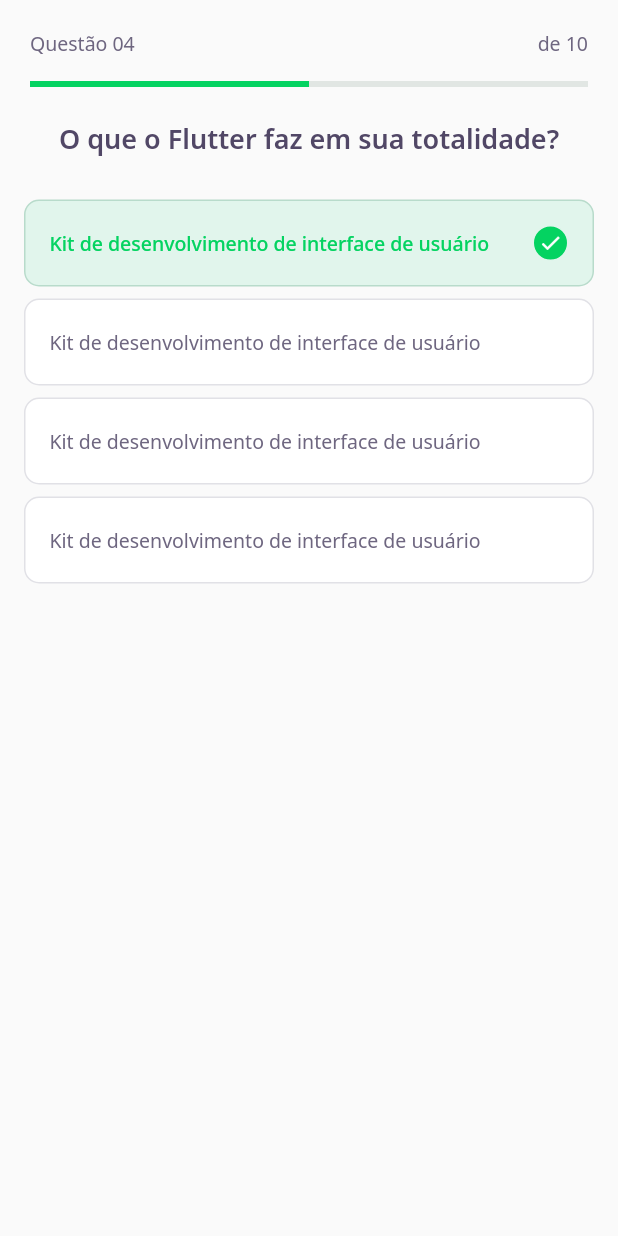
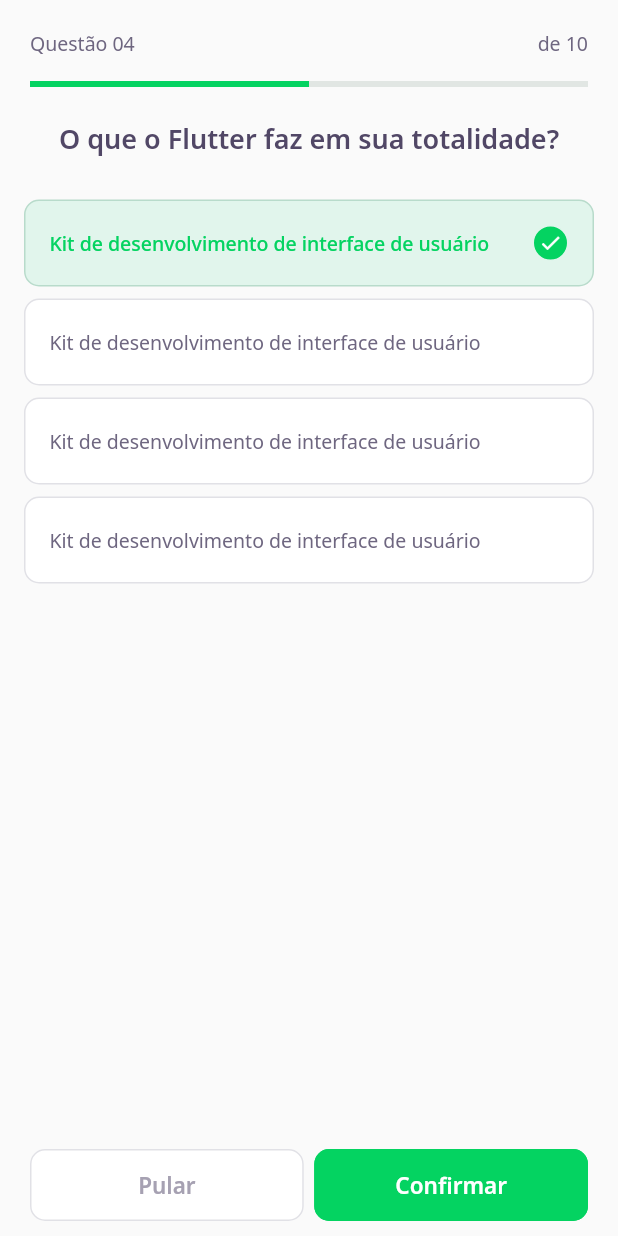
Before and after one commit to SouzaLuiz/dev-quiz, a Flutter app: the ChallengePage screen opened directly, on a phone screen of 412 x 824 dp. Run offline on Flutter 3.47's test engine with Material 2 defaults, Android fonts, the phone set to English and light mode, and no system bars; our stand-ins replace google_fonts; accounts and stored records are empty.

Commit message:
create buttons for quiz

```diff
--- a/lib/challenge/challenge_page.dart
+++ b/lib/challenge/challenge_page.dart
@@ -1,3 +1,4 @@
+import 'package:dev_quiz/challenge/widgets/next-button/next-button-widget.dart';
 import 'package:dev_quiz/challenge/widgets/question_indicator/question_indicator_widget.dart';
 import 'package:dev_quiz/challenge/widgets/quiz/quiz_widget.dart';
 import 'package:flutter/material.dart';
@@ -21,6 +22,28 @@ class _ChallengePageState extends State<ChallengePage> {
       body: QuizWidget(
         title: "O que o Flutter faz em sua totalidade?",
       ),
+      bottomNavigationBar: SafeArea(
+        bottom: true,
+        child: Padding(
+          padding: const EdgeInsets.symmetric(horizontal: 20, vertical: 10),
+          child: Row(
+            mainAxisAlignment: MainAxisAlignment.spaceAround,
+            children: [
+              Expanded(
+                  child: NextButtonWidget.white(
+                label: "Pular",
+                onTap: () {},
+              )),
+              SizedBox(width: 7),
+              Expanded(
+                  child: NextButtonWidget.green(
+                label: "Confirmar",
+                onTap: () {},
+              )),
+            ],
+          ),
+        ),
+      ),
     );
   }
 }
--- /dev/null
+++ b/lib/challenge/widgets/next-button/next-button-widget.dart
@@ -0,0 +1,69 @@
+import 'package:dev_quiz/core/app_colors.dart';
+import 'package:flutter/material.dart';
+import 'package:flutter/widgets.dart';
+import 'package:google_fonts/google_fonts.dart';
+
+class NextButtonWidget extends StatelessWidget {
+  final String label;
+  final Color backgroundColor;
+  final Color fontColor;
+  final Color borderColor;
+  final Color overlayColor;
+  final VoidCallback onTap;
+
+  NextButtonWidget({
+    Key? key,
+    required this.label,
+    required this.backgroundColor,
+    required this.fontColor,
+    required this.borderColor,
+    required this.overlayColor,
+    required this.onTap,
+  }) : super(key: key);
+
+  NextButtonWidget.green({required String label, required VoidCallback onTap})
+      : this.backgroundColor = AppColors.darkGreen,
+        this.fontColor = AppColors.white,
+        this.borderColor = AppColors.darkGreen,
+        this.overlayColor = AppColors.green,
+        this.onTap = onTap,
+        this.label = label;
+
+  NextButtonWidget.white({required String label, required VoidCallback onTap})
+      : this.backgroundColor = AppColors.white,
+        this.fontColor = AppColors.lightGrey,
+        this.borderColor = AppColors.border,
+        this.overlayColor = AppColors.border,
+        this.onTap = onTap,
+        this.label = label;
+
+  @override
+  Widget build(BuildContext context) {
+    return Container(
+      height: 48,
+      child: TextButton(
+        onPressed: onTap,
+        style: ButtonStyle(
+          overlayColor: MaterialStateProperty.all(overlayColor),
+          backgroundColor: MaterialStateProperty.all(backgroundColor),
+          shape: MaterialStateProperty.all(
+            RoundedRectangleBorder(
+              borderRadius: BorderRadius.circular(10),
+            ),
+          ),
+          side: MaterialStateProperty.all(
+            BorderSide(color: borderColor),
+          ),
+        ),
+        child: Text(
+          label,
+          style: GoogleFonts.notoSans(
+            fontWeight: FontWeight.w600,
+            fontSize: 15,
+            color: fontColor,
+          ),
+        ),
+      ),
+    );
+  }
+}
--- a/lib/main.dart
+++ b/lib/main.dart
@@ -13,7 +13,7 @@ class MyApp extends StatelessWidget {
     return MaterialApp(
       title: 'DevQuiz',
       debugShowCheckedModeBanner: false,
-      home: HomePage(),
+      home: ChallengePage(),
     );
   }
 }
```
